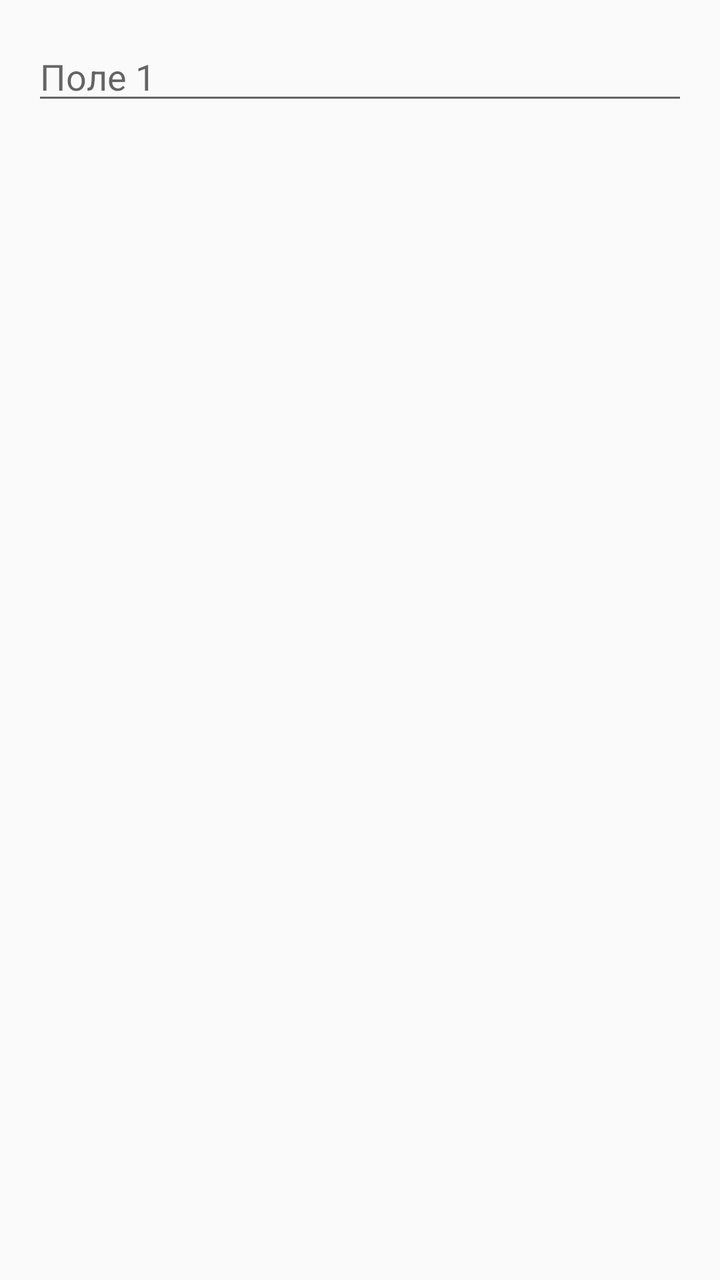
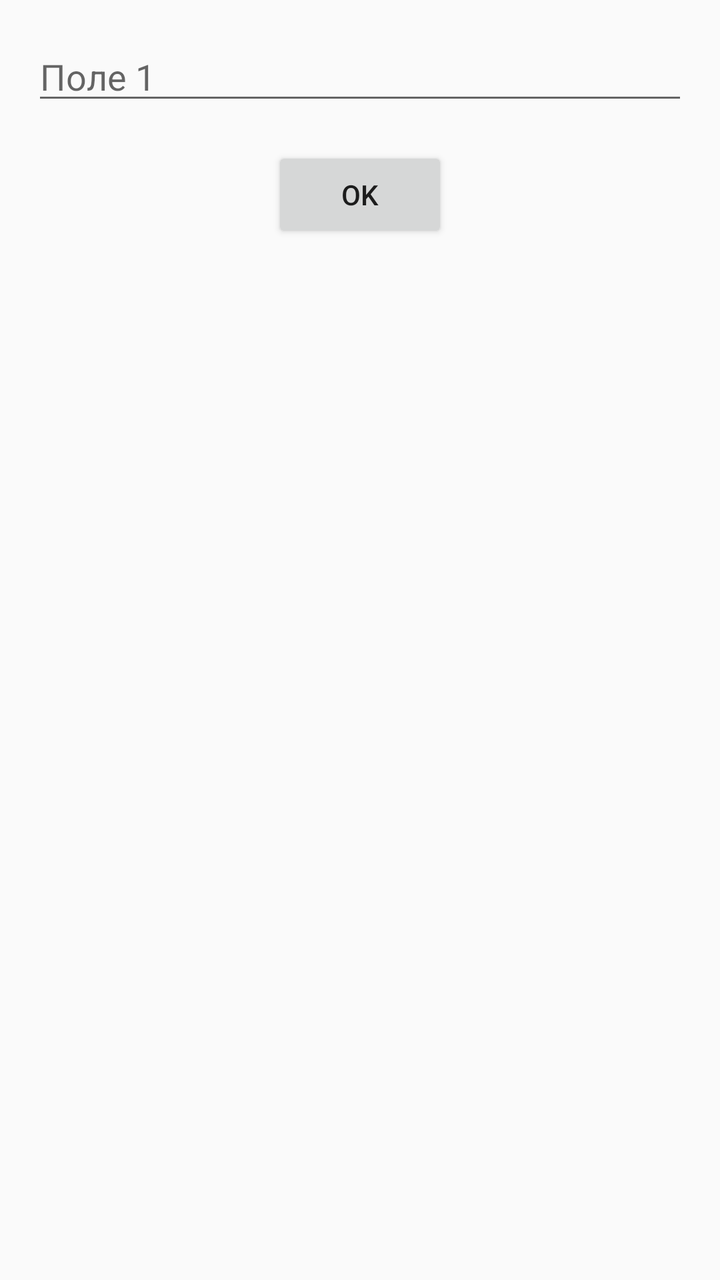

Screens rendered from an Android XML layout before and after an edit, with the pre-edit source and the edit as a unified diff.
<!-- AndroidManifest.xml: activity theme Theme.FirstApp -->
<!-- res/layout/activity_main.xml -->
<?xml version="1.0" encoding="utf-8"?>
<LinearLayout xmlns:android="http://schemas.android.com/apk/res/android"
    android:layout_width="match_parent"
    android:layout_height="match_parent"
    android:orientation="vertical"
    android:padding="16dp">

    <EditText
        android:id="@+id/edit1"
        android:layout_width="match_parent"
        android:layout_height="wrap_content"
        android:hint="Поле 1" />



</LinearLayout>
<!-- resources referenced by this layout -->
<resources>
  <style name="Theme.FirstApp" parent="Theme.AppCompat.Light.NoActionBar" />
</resources>

<!-- the commit's change to res/layout/activity_main.xml (unified diff, before → after) -->
@@ -11,6 +11,14 @@
         android:layout_height="wrap_content"
         android:hint="Поле 1" />
 
+    <Button
+        android:id="@+id/buttonOK"
+        android:layout_width="wrap_content"
+        android:layout_height="wrap_content"
+        android:text="OK"
+        android:layout_gravity="center_horizontal"
+        android:layout_marginTop="16dp" />
+
 
 
 </LinearLayout>
